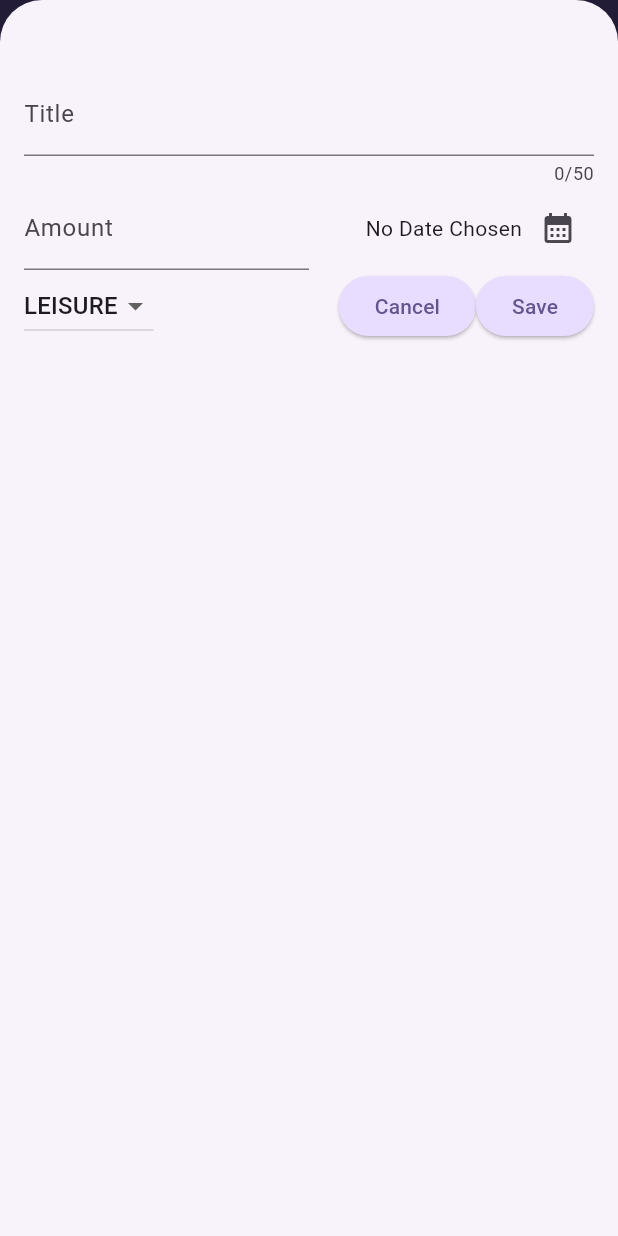
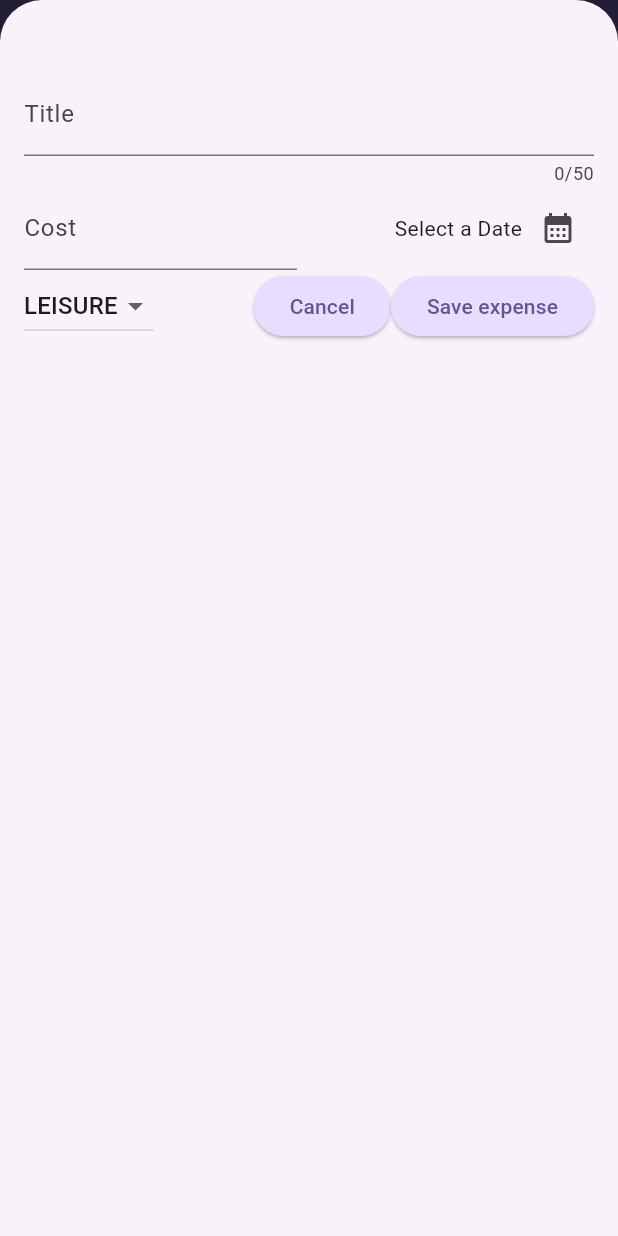
Before and after one commit to apark07/expense_tracker, a Flutter app: the screen it shows after launch, after a tap on the "add" icon, on a phone screen of 412 x 824 dp. Run offline on Flutter 3.47's test engine with Material 3 defaults, Android fonts, the phone set to English and light mode, and no system bars.

Commit message:
fixed and add missing code and added widget based on platform

```diff
--- a/lib/main.dart
+++ b/lib/main.dart
@@ -1,18 +1,41 @@
 import 'package:expense_tracker/widgets/expenses.dart';
 import 'package:flutter/material.dart';
 
-var kColorScheme = ColorScheme.fromSeed(seedColor:
-  const Color.fromARGB(255, 96, 59, 181),
+var kColorScheme = ColorScheme.fromSeed(
+  seedColor: const Color.fromARGB(255, 96, 59, 181)
 );
 
+var kDarkColorScheme = ColorScheme.fromSeed(
+  brightness: Brightness.dark,
+  seedColor: Color.fromARGB(255, 5, 99, 125),
+);
 void main() {
-  runApp( MaterialApp(
+  runApp(
+    MaterialApp(
+      themeMode: ThemeMode.system,
+      darkTheme: ThemeData.dark().copyWith(
+        colorScheme: kDarkColorScheme,
+        cardTheme: CardThemeData().copyWith(
+          color: kDarkColorScheme.secondaryContainer,
+          margin: const EdgeInsets.symmetric(
+            horizontal: 16,
+            vertical: 8,
+          ),
+        ),
+        elevatedButtonTheme: ElevatedButtonThemeData(
+          style: ElevatedButton.styleFrom(
+            backgroundColor: kDarkColorScheme.primaryContainer,
+            foregroundColor: kDarkColorScheme.onPrimaryContainer,
+          ),
+        ),
+      ),
       theme: ThemeData().copyWith(
         colorScheme: kColorScheme,
         appBarTheme: const AppBarTheme().copyWith(
           backgroundColor: kColorScheme.onPrimaryContainer,
           foregroundColor: kColorScheme.primaryContainer,
-
+          // backgroundColor: kColorScheme.primaryContainer,
+          // foregroundColor: kColorScheme.onPrimaryContainer,
         ),
         cardTheme: CardThemeData().copyWith(
           color: kColorScheme.secondaryContainer,
@@ -22,18 +45,19 @@ void main() {
           ),
         ),
         elevatedButtonTheme: ElevatedButtonThemeData(
-        style:ElevatedButton.styleFrom(
+          style: ElevatedButton.styleFrom(
             backgroundColor: kColorScheme.primaryContainer,
           ),
         ),
         textTheme: ThemeData().textTheme.copyWith(
-        titleLarge:TextStyle(
-          fontWeight:FontWeight.normal,
+          titleLarge: TextStyle(
+            fontWeight: FontWeight.normal,
             color: kColorScheme.onSecondaryContainer,
-          fontSize: 14
+            fontSize: 24,
           )
         )
       ),
-
-    home: Expenses()));
+      home: const Expenses(),
+    )
+  );
 }
--- a/lib/models/expense.dart
+++ b/lib/models/expense.dart
@@ -4,12 +4,16 @@ import 'package:uuid/uuid.dart';
 
 const uuid = Uuid();
 final formatter = DateFormat.yMd();
-
-enum Category { food, travel, leisure, work }
+enum Category {
+  food,
+  travel,
+  leisure,
+  work,
+}
 
 const categoryIcons = {
   Category.food: Icons.lunch_dining,
-  Category.travel: Icons.flight_takeoff,
+  Category.travel: Icons.flight,
   Category.leisure: Icons.movie,
   Category.work: Icons.work,
 };
@@ -20,31 +24,34 @@ class Expense {
     required this.amount,
     required this.date,
     required this.category,
-  }) : id = uuid.v4();
+  }): id = uuid.v4();
+
+
   final String id;
   final String title;
   final double amount;
   final DateTime date;
   final Category category;
 
-String get formattedDate {
+
+  String get formattedDate {
     return formatter.format(date);
   }
 }
-class ExpenseBucket {
+
+class ExpenseBucket{
   const ExpenseBucket({required this.category, required this.expenses});
-
   final Category category;
   final List<Expense> expenses;
+
   ExpenseBucket.forCategory(List<Expense> allExpenses, this.category)
-    : expenses = allExpenses
-    .where((expense)=> expense.category == category)
-    .toList();
+  : expenses = allExpenses.where((expense) => expense.category == category).toList();
 
   double get totalExpenses{
-    double sum = 0;
+    double sum  = 0;
+
     for(final expense in expenses){
-      sum+=expense.amount;
+      sum += expense.amount;
     }
     return sum;
   }
--- a/lib/widgets/chart/chart.dart
+++ b/lib/widgets/chart/chart.dart
@@ -1,6 +1,7 @@
-import 'package:expense_tracker/models/expense.dart';
+import 'package:expense_tracker/widgets/chart/chart_bar.dart';
 import 'package:flutter/material.dart';
-import 'package:expense_tracker/widgets/chart/chart_bar.dart';
+
+import '../../models/expense.dart';
 
 class Chart extends StatelessWidget {
   const Chart({super.key, required this.expenses});
@@ -10,38 +11,45 @@ class Chart extends StatelessWidget {
   List<ExpenseBucket> get buckets {
     return [
       ExpenseBucket.forCategory(expenses, Category.food),
+      ExpenseBucket.forCategory(expenses, Category.leisure),
       ExpenseBucket.forCategory(expenses, Category.travel),
-      ExpenseBucket.forCategory(expenses, Category.leisure),
       ExpenseBucket.forCategory(expenses, Category.work),
     ];
   }
 
-  double get maxTotalExpenses {
-    double maxTotalExpenses = 0;
+  double get maxTotalExpense {
+    double maxTotalExpense = 0;
+
     for (final bucket in buckets) {
-      if (bucket.totalExpenses > maxTotalExpenses) {
-        maxTotalExpenses = bucket.totalExpenses;
+      if (bucket.totalExpenses > maxTotalExpense) {
+        maxTotalExpense = bucket.totalExpenses;
       }
     }
-    return maxTotalExpenses;
+
+    return maxTotalExpense;
   }
 
   @override
   Widget build(BuildContext context) {
-    final isDarkMode = MediaQuery.of(context).platformBrightness == Brightness.dark;
+    final isDarkMode =
+        MediaQuery.of(context).platformBrightness == Brightness.dark;
     return Container(
       margin: const EdgeInsets.all(16),
-      padding: const EdgeInsets.symmetric(horizontal: 8, vertical: 16),
+      padding: const EdgeInsets.symmetric(
+        vertical: 16,
+        horizontal: 8,
+      ),
       width: double.infinity,
-      height: 180, // fixed height for the chart
+      height: 180,
       decoration: BoxDecoration(
+        borderRadius: BorderRadius.circular(8),
         gradient: LinearGradient(
           colors: [
             Theme.of(context).colorScheme.primary.withValues(alpha: 0.3),
-            Theme.of(context).colorScheme.primary.withValues(alpha: 0)
+            Theme.of(context).colorScheme.primary.withValues(alpha: 0.0)
           ],
-          begin: Alignment.topLeft,
-          end: Alignment.bottomRight,
+          begin: Alignment.bottomCenter,
+          end: Alignment.topCenter,
         ),
       ),
       child: Column(
@@ -50,28 +58,38 @@ class Chart extends StatelessWidget {
             child: Row(
               crossAxisAlignment: CrossAxisAlignment.end,
               children: [
-                for (final bucket in buckets)
+                for (final bucket in buckets) // alternative to map()
                   ChartBar(
-                    fill: bucket.totalExpenses == 0 ? 0 : bucket.totalExpenses / maxTotalExpenses,
-                  ),
+                    fill: bucket.totalExpenses == 0
+                        ? 0
+                        : bucket.totalExpenses / maxTotalExpense,
+                  )
               ],
             ),
           ),
           const SizedBox(height: 12),
           Row(
-            children: buckets.map((bucket) =>
-            Expanded(
+            children: buckets
+                .map(
+                  (bucket) => Expanded(
                     child: Padding(
                       padding: const EdgeInsets.symmetric(horizontal: 4),
                       child: Icon(
                         categoryIcons[bucket.category],
-                  color: isDarkMode ? Theme.of(context).colorScheme.primary : Theme.of(context).colorScheme.primary.withValues(alpha: 0.7),
+                        color: isDarkMode
+                            ? Theme.of(context).colorScheme.secondary
+                            : Theme.of(context)
+                                .colorScheme
+                                .primary
+                                .withValues(alpha: 0.7),
                       ),
                     ),
-            )).toList(),
+                  ),
                 )
-        ]
+                .toList(),
           )
+        ],
+      ),
     );
   }
 }
--- a/lib/widgets/chart/chart_bar.dart
+++ b/lib/widgets/chart/chart_bar.dart
@@ -6,24 +6,23 @@ class ChartBar extends StatelessWidget {
 
   @override
   Widget build(BuildContext context) {
+
     final isDarkMode = MediaQuery.of(context).platformBrightness == Brightness.dark;
-
     return Expanded(
       child: Padding(
-        padding: EdgeInsets.symmetric(horizontal: 4.0),
+        padding: EdgeInsets.symmetric(horizontal: 4),
         child: FractionallySizedBox(
           heightFactor: fill,
-          child: DecoratedBox(
-            decoration: BoxDecoration(
-              //color: isDarkMode ? Colors.tealAccent : Colors.teal,
-              borderRadius: const BorderRadius.vertical(top: Radius.circular(8)),
-              shape: BoxShape.rectangle,
-              color: isDarkMode ? Theme.of(context).colorScheme.secondary : Theme.of(context).colorScheme.primary,
-            ),
-          )
-        ),
-      )
+          child: DecoratedBox(decoration: BoxDecoration(
+            shape: BoxShape.rectangle,
+            borderRadius: const BorderRadius.vertical(
+              top: Radius.circular(8),),
+              color: isDarkMode
+              ? Theme.of(context).colorScheme.secondary
+              : Theme.of(context).colorScheme.primary
+          ),),
+        )
+      ),
     );
   }
-
 }
--- a/lib/widgets/expenses.dart
+++ b/lib/widgets/expenses.dart
@@ -1,121 +1,98 @@
+import 'package:expense_tracker/widgets/chart/chart.dart';
+import 'package:expense_tracker/widgets/expenses_list/expenses_list.dart';
+import 'package:expense_tracker/models/expense.dart';
 import 'package:expense_tracker/widgets/new_expense.dart';
 import 'package:flutter/material.dart';
-import 'package:expense_tracker/models/expense.dart';
-import 'package:expense_tracker/widgets/expenses_list/expenses_list.dart';
-import 'package:expense_tracker/widgets/chart/chart.dart';
 
 class Expenses extends StatefulWidget {
   const Expenses({super.key});
 
-  @override
   State<Expenses> createState() {
-    return _ExpensesState();
+    return _ExpensesStates();
   }
 }
 
-class _ExpensesState extends State<Expenses> {
+class _ExpensesStates extends State<Expenses> {
   void _openAddExpenseOverlay() {
     showModalBottomSheet(
       context: context,
-      builder: (context) => NewExpense(onAddExpense: _addExpense),
+      builder: (ctx) => NewExpense(onAddExpense: _addExpense,),
       isScrollControlled: true,
     );
   }
 
-  void _addExpense(Expense expense) {
-    setState(() {
+  void _addExpense(Expense expense){
+    setState((){
       _registeredExpenses.add(expense);
     });
   }
 
-  void _removeExpense(Expense expense) {
-    int expenseIdx = _registeredExpenses.indexOf(expense);
+  void _removeExpense(Expense expense){
+    int expenseIndex = _registeredExpenses.indexOf(expense);
     setState(() {
       _registeredExpenses.remove(expense);
     });
-    ScaffoldMessenger.of(context).clearSnackBars();
     ScaffoldMessenger.of(context).showSnackBar(
-      SnackBar(
-        content: Text("Expense deleted."),
-        duration: Duration(seconds: 3),
-        action: SnackBarAction(
-          label: "Undo",
-          onPressed: () {
-            setState(() {
-              _registeredExpenses.insert(expenseIdx, expense);
-            });
-          },
-        ),
-      ),
+      SnackBar(content: Text('Expense Deleted!'),
+      duration: Duration(seconds:3 ),
+      action: SnackBarAction(label: 'Undo', onPressed: (){
+        setState((){
+          _registeredExpenses.insert(expenseIndex, expense);
+        });
+      }),
+      )
     );
+
   }
-
   final List<Expense> _registeredExpenses = [
     Expense(
       title: "Cheeseburger",
-      amount: 12.45,
+      amount: 12.49,
       date: DateTime.now(),
       category: Category.food,
     ),
     Expense(
-      title: "Spider-Man Movie",
-      amount: 15.00,
+      title: "Movie Ticket",
+      amount: 18.99,
       date: DateTime.now(),
       category: Category.leisure,
     ),
-    Expense(
-      title: "Office Supplies",
-      amount: 75.23,
-      date: DateTime.now(),
-      category: Category.work,
-    ),
-    Expense(
-      title: "Flight to London",
-      amount: 250.36,
-      date: DateTime.now(),
-      category: Category.travel,
-    ),
   ];
-
 
   @override
   Widget build(BuildContext context) {
     var width = MediaQuery.of(context).size.width;
-    Widget mainContent = const Center(child: Text("Click the + icon to add an expense"),);
-    if (_registeredExpenses.isNotEmpty) {
-      mainContent = ExpensesList(expenses: _registeredExpenses, onRemoveExpense: _removeExpense);
+    print("Width ${MediaQuery.of(context).size.width}");
+    print("Height ${MediaQuery.of(context).size.height}");
+
+    Widget mainContent = const Center(child: Text("Click the + button to add an Expense!"),);
+    if(_registeredExpenses.isNotEmpty){
+      mainContent = ExpensesList(expenses: _registeredExpenses, onRemoveExpense: _removeExpense,);
     }
-
     return Scaffold(
       appBar: AppBar(
-        title: const Text("Expense Tracker"),
+        title: Center(child: const Text("Expense Tracker")),
         actions: [
           IconButton(
             onPressed: _openAddExpenseOverlay,
-            icon: const Icon(Icons.add),
+            icon: const Icon(Icons.add)
           ),
         ],
       ),
-      body: (width < 600) ?
-        Column(
+      body: width < 600
+      ? Column(
           children: [
             Chart(expenses: _registeredExpenses),
-            Expanded(
-              child: mainContent,
-            ),
+            Expanded(child: mainContent),
           ],
         )
-      :
-        Row(
+      : Row(
           children: [
-            Expanded(
-              child: Chart(expenses: _registeredExpenses),
-            ),
-            Expanded(
-              child: mainContent,
-            ),
+            Expanded(child: Chart(expenses: _registeredExpenses),),
+            Expanded(child: mainContent),
           ],
         ),
+
     );
   }
 }
--- a/lib/widgets/expenses_list/expense_item.dart
+++ b/lib/widgets/expenses_list/expense_item.dart
@@ -1,7 +1,8 @@
+import 'package:expense_tracker/main.dart';
+import 'package:expense_tracker/models/expense.dart';
 import 'package:flutter/material.dart';
-import 'package:expense_tracker/models/expense.dart';
 
-class ExpenseItem extends StatelessWidget {
+class ExpenseItem extends StatelessWidget{
   const ExpenseItem({super.key, required this.expense});
   final Expense expense;
 
@@ -9,20 +10,25 @@ class ExpenseItem extends StatelessWidget {
   Widget build(BuildContext context) {
     return Card(
       child: Padding(
-        padding: const EdgeInsets.symmetric(vertical: 16, horizontal: 20),
+        padding: EdgeInsets.symmetric(
+          horizontal: 20,
+          vertical: 10,
+        ),
         child: Column(
           children: [
-            Text(expense.title),
+            Text(expense.title, style: Theme.of(context).textTheme.titleLarge),
             const SizedBox(height: 4),
-            Row(children: [
-              Text('\$${expense.amount.toStringAsFixed(2)}'),
-              const Spacer(),
-              Row(children: [
-                Icon(categoryIcons[expense.category]),
-                const SizedBox(width: 4),
-                Text(expense.formattedDate),
-              ],)
-            ],)
+            Row(
+              children: [
+                Text("\$${expense.amount.toStringAsFixed(2)}"),
+                const Spacer(),
+                Row(children: [
+                  Icon(categoryIcons[expense.category]),
+                  const SizedBox(width: 8),
+                  Text(expense.formattedDate),
+                ],),
+              ],
+            ),
           ],
         ),
       ),
--- a/lib/widgets/expenses_list/expenses_list.dart
+++ b/lib/widgets/expenses_list/expenses_list.dart
@@ -2,28 +2,24 @@ import 'package:expense_tracker/widgets/expenses_list/expense_item.dart';
 import 'package:flutter/material.dart';
 import 'package:expense_tracker/models/expense.dart';
 
-class ExpensesList extends StatelessWidget {
+class ExpensesList extends StatelessWidget{
   const ExpensesList({super.key, required this.expenses, required this.onRemoveExpense});
-
   final List<Expense> expenses;
-  final void Function(Expense expense) onRemoveExpense;
-
+  final Function onRemoveExpense;
   @override
   Widget build(BuildContext context) {
     return ListView.builder(
       itemCount: expenses.length,
       itemBuilder: (ctx, index) => Dismissible(
-          key: ValueKey(expenses[index]),
-          background: Container(
-            margin: EdgeInsets.symmetric(
-              horizontal: Theme.of(context).cardTheme.margin?.horizontal ?? 16,
-            ),
-            color: Theme.of(context).colorScheme.error,
+        key: ValueKey(expenses[index]),
+        background: Container(
+          margin: EdgeInsets.symmetric(
+            horizontal: Theme.of(context).cardTheme.margin!.horizontal,
           ),
-          child: ExpenseItem(expense: expenses[index]),
-          onDismissed: (direction) {
-            onRemoveExpense(expenses[index]);
-          },
+          color: Theme.of(context).colorScheme.error.withValues(alpha: 0.75),
+        ),
+        onDismissed: (direction){onRemoveExpense(expenses[index]);},
+        child: ExpenseItem(expense: expenses[index])
       ),
     );
   }
--- a/lib/widgets/new_expense.dart
+++ b/lib/widgets/new_expense.dart
@@ -1,17 +1,14 @@
+import 'package:expense_tracker/models/expense.dart';
 import 'package:flutter/material.dart';
-import 'package:flutter/services.dart';
+import 'package:flutter/cupertino.dart';
 import 'package:intl/intl.dart';
-import 'package:expense_tracker/models/expense.dart';
-import 'package:flutter/cupertino.dart';
+import 'dart:io';
 
 final formatter = DateFormat.yMd();
 
 class NewExpense extends StatefulWidget {
   const NewExpense({super.key, required this.onAddExpense});
-
   final void Function(Expense expense) onAddExpense;
-
-  @override
   State<NewExpense> createState() {
     return _NewExpenseState();
   }
@@ -19,126 +16,130 @@ class NewExpense extends StatefulWidget {
 
 class _NewExpenseState extends State<NewExpense> {
   final _titleController = TextEditingController();
-  final _amountController = TextEditingController();
+  final _costController = TextEditingController();
   DateTime? _selectedDate;
   Category _selectedCategory = Category.leisure;
 
-  @override
-  void dispose() {
-    _titleController.dispose();
-    _amountController.dispose();
-    super.dispose();
+  void _showDialog(){
+    if(Platform.isIOS){
+      showCupertinoDialog(
+        context: context,
+        builder: ((ctx) => CupertinoAlertDialog(
+          title: const Text("Invalid Input"),
+          content: const Text("Please make sure to have valid Title, Date and Amount!"),
+          actions:[
+            TextButton(onPressed: (){
+              Navigator.pop(ctx);
+            },
+            child: const Text("Okay!"),)
+            ],
+          )
+        ),
+      );
+    } else {
+      showDialog(
+        context: context,
+        builder: ((ctx) => AlertDialog(
+          title: const Text("Invalid Input"),
+          content: const Text("Please make sure to have valid Title, Date and Amount!"),
+          actions:[
+            TextButton(onPressed: (){
+              Navigator.pop(ctx);
+            },
+            child: const Text("Okay!"),)
+            ],
+          )
+        ),
+      );
+    }
   }
 
-  void _showErrorDialogue(String message) {
-    showDialog(context: context,
-      builder: (context) => AlertDialog(
-        title: Text("Invalid Input"),
-        content: Text(message),
-        actions: [
-          TextButton(
-            onPressed: () {
-              Navigator.pop(context);
-            },
-            child: Text("OK"),
-          ),
-        ],
-      ),
-    );
+  @override
+  void dispose(){
+    _titleController.dispose();
+    _costController.dispose();
+    super.dispose();
+
   }
 
   void _submitExpenseData() {
-    if (_titleController.text.trim().isEmpty) {
-      _showErrorDialogue("Please enter a valid title.");
+    final enteredAmount = double.tryParse(_costController.text);
+    final amountIsInvalid = enteredAmount == null || enteredAmount <= 0;
+    if(_titleController.text.trim().isEmpty || amountIsInvalid || _selectedDate == null){
+      //show some error -> tell the user it cant be empty
+      _showDialog();
       return;
     }
-    final enteredAmnt = double.tryParse(_amountController.text);
-    if (enteredAmnt == null || enteredAmnt <= 0) {
-      _showErrorDialogue("Please enter a valid amount.");
-      return;
-    }
-
-    if (_selectedDate == null) {
-      _showErrorDialogue("Please choose a date.");
-      return;
-    }
-
     widget.onAddExpense(
       Expense(
-        amount: enteredAmnt,
+        title: _titleController.text,
+        amount: enteredAmount,
         date: _selectedDate!,
-        title: _titleController.text,
         category: _selectedCategory,
       ),
     );
     Navigator.pop(context);
   }
 
-  void _presentDatePicker() async {
+  void _presentDatePicker() async{
     final now = DateTime.now();
     final firstDate = DateTime(now.year - 1, now.month, now.day);
-    final chosenDate = await showDatePicker(
+    final pickedDate = await showDatePicker(
       context: context,
       initialDate: now,
       firstDate: firstDate,
-      lastDate: DateTime.now(),
+      lastDate: now,
+
     );
-    setState(() {
-      _selectedDate = chosenDate;
+    setState((){
+       _selectedDate = pickedDate;
     });
+
+
   }
 
   @override
   Widget build(BuildContext context) {
-    final keyboardSpace = MediaQuery.of(context).viewInsets.bottom; // Get the space taken by the keyboard
+    // final keyboardSpace = MediaQuery.of(context).viewInsets.bottom;
     return Padding(
-      padding: EdgeInsets.fromLTRB(16.0, 48.0, 16.0, keyboardSpace + 16.0), // Add padding at the bottom equal to keyboard space so that content is not hidden
+      padding: EdgeInsets.fromLTRB(16, 48, 16, 16),
       child: Column(
         children: [
           TextField(
+            controller: _titleController,
             maxLength: 50,
             keyboardType: TextInputType.name,
             decoration: InputDecoration(label: Text("Title")),
-            controller: _titleController,
           ),
           Row(
             children: [
               Expanded(
                 child: TextField(
-                  keyboardType: TextInputType.numberWithOptions(decimal: true),
+                  controller: _costController,
+                  keyboardType: TextInputType.number,
+                  inputFormatters: [],
                   decoration: InputDecoration(
-                    prefixText: "\$ ",
-                    label: Text("Amount"),
+                    prefixText: "\$",
+                    label: Text("Cost"),
                   ),
-                  controller: _amountController,
-                  inputFormatters: <TextInputFormatter>[
-                    FilteringTextInputFormatter.allow(
-                      RegExp(r'^\d*\.?\d{0,2}'),
-                    ),
-                  ],
                 ),
               ),
-              const SizedBox(height: 16),
+              const SizedBox(width: 16),
               Expanded(
                 child: Row(
-                  mainAxisAlignment: MainAxisAlignment.end, // Align to the right
-                  crossAxisAlignment: CrossAxisAlignment.center, // Center vertically
+                  mainAxisAlignment: MainAxisAlignment.end,
+                  crossAxisAlignment: CrossAxisAlignment.center,
                   children: [
-                    Text(_selectedDate == null
-                        ? "No Date Chosen"
-                        : formatter.format(_selectedDate!)), // note to self: ! means "this nullable variable isnt null, trust me", so dart wont throw potential null exceptions/errors
+                    Text(_selectedDate == null ? 'Select a Date' : formatter.format(_selectedDate!)),
                     IconButton(
-                      onPressed: () {
-                        _presentDatePicker();
-                      },
+                      onPressed: _presentDatePicker,
                       icon: const Icon(Icons.calendar_month),
                     ),
-                  ],
+                  ]
                 ),
               ),
             ],
           ),
-
           Row(
             children: [
               DropdownButton(
@@ -146,32 +147,28 @@ class _NewExpenseState extends State<NewExpense> {
                 items: Category.values.map(
                   (category) => DropdownMenuItem(
                     value: category,
-                    child: Text(category.name.toUpperCase()),
-                  ),
-                ).toList(),
-                onChanged: (value) {
-                  if (value != null) {
-                    setState(() {
-                      _selectedCategory = value;
-                    });
+                    child: Text(category.name.toString().toUpperCase(),),),
+                  ).toList(),
+                onChanged: (value){
+                  if(value == null){
+                    return;
                   }
+                  setState((){
+                    _selectedCategory = value;
+                    print(_selectedCategory);
+                  });
                 },
               ),
-              const Spacer(),
+              Spacer(),
+              ElevatedButton(onPressed: (){
+                Navigator.pop(context);
+              }, child: Text("Cancel")),
               ElevatedButton(
-                onPressed: () {
-                  Navigator.pop(context);
-                },
-                child: Text("Cancel"),
-              ),
-              ElevatedButton(
-                onPressed: () {
-                  _submitExpenseData();
-                },
-                child: Text("Save"),
+                onPressed: _submitExpenseData,
+                child: Text("Save expense")
               ),
             ],
-          ),
+          )
         ],
       ),
     );
```
Lines whose indentation alone changed are shown as unchanged.
